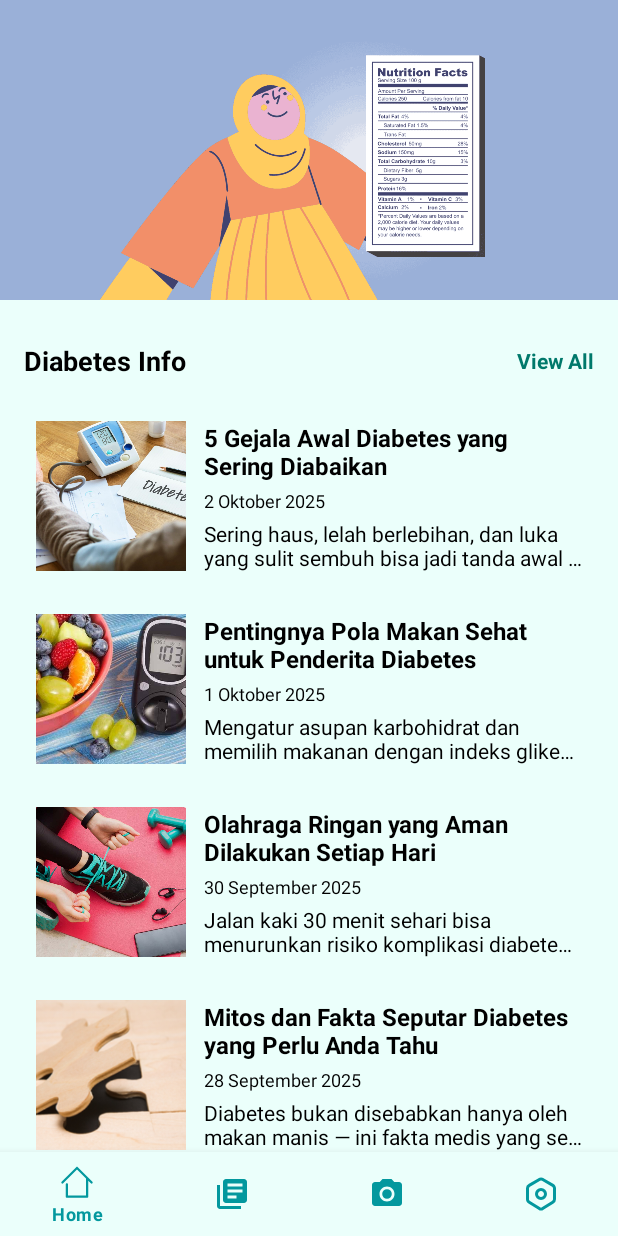
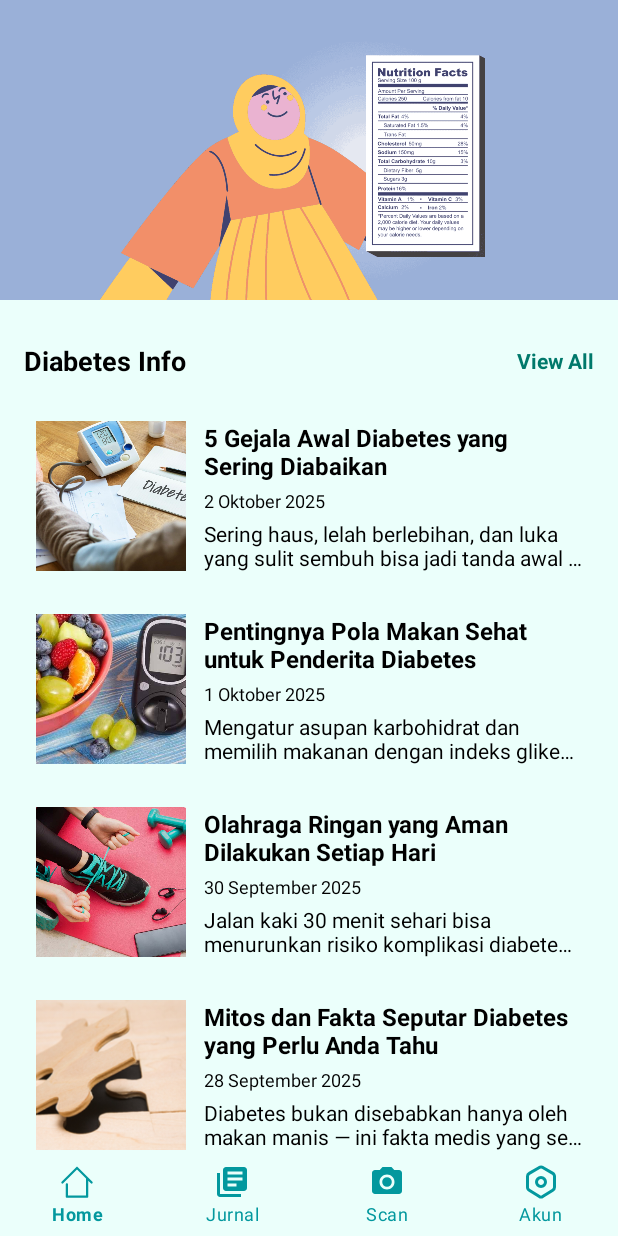
Before and after one commit to stevjoo/GluCare, an Android app: the screen it shows after launch once a user with an empty profile is signed in (MainActivity), on a phone screen of 412 x 824 dp. Run offline under Robolectric (Android 15) with nearby library versions, the phone set to English and light mode, and no system bars; our stand-ins replace Firebase (no records; nobody signed in at launch, a user with empty details on screens opened directly).

Commit message:
Navbar udah bener

```diff
--- a/app/src/main/java/com/example/mapmidtermproject/activities/MainActivity.kt
+++ b/app/src/main/java/com/example/mapmidtermproject/activities/MainActivity.kt
@@ -12,7 +12,7 @@ import com.example.mapmidtermproject.R
 import com.example.mapmidtermproject.adapters.CarouselAdapter
 import com.example.mapmidtermproject.adapters.NewsAdapter
 import com.example.mapmidtermproject.settings.SettingsActivity
-import com.example.mapmidtermproject.viewmodels.NewsViewModel // Import VM
+import com.example.mapmidtermproject.viewmodels.NewsViewModel
 import com.google.android.material.bottomnavigation.BottomNavigationView
 import com.google.firebase.auth.FirebaseAuth
 import com.google.firebase.auth.ktx.auth
@@ -62,12 +62,10 @@ class MainActivity : AppCompatActivity() {
         }
         rvNews.adapter = newsAdapter
 
-        // OBSERVASI DATA (MVVM)
         viewModel.newsList.observe(this) { list ->
             newsAdapter.updateData(list)
         }
 
-        // Panggil Load
         viewModel.loadNews()
 
         setupBottomNavigation()
@@ -81,14 +79,23 @@ class MainActivity : AppCompatActivity() {
         }
     }
 
-    // ... (Setup Bottom Nav SAMA) ...
+    // --- FIX NAVIGASI ---
+    override fun onResume() {
+        super.onResume()
+        val bottomNav: BottomNavigationView = findViewById(R.id.bottom_navigation)
+        // Paksa highlight tombol Home saat halaman ini aktif
+        if (bottomNav.selectedItemId != R.id.nav_home) {
+            bottomNav.selectedItemId = R.id.nav_home
+        }
+    }
+
     private fun setupBottomNavigation() {
         val bottomNav: BottomNavigationView = findViewById(R.id.bottom_navigation)
-        bottomNav.selectedItemId = R.id.nav_home
+        // Hapus set default di sini, biarkan onResume yang menangani
 
         bottomNav.setOnItemSelectedListener { item ->
             when (item.itemId) {
-                R.id.nav_home -> true
+                R.id.nav_home -> true // Sudah di sini
                 R.id.nav_log -> {
                     startActivity(Intent(this, LogActivity::class.java).apply { flags = Intent.FLAG_ACTIVITY_REORDER_TO_FRONT })
                     overridePendingTransition(0, 0)
--- /dev/null
+++ b/app/src/main/res/anim/fade_in.xml
@@ -0,0 +1,6 @@
+<?xml version="1.0" encoding="utf-8"?>
+<alpha xmlns:android="http://schemas.android.com/apk/res/android"
+    android:duration="300"
+    android:fromAlpha="0.0"
+    android:toAlpha="1.0"
+    android:interpolator="@android:anim/decelerate_interpolator" />
--- /dev/null
+++ b/app/src/main/res/anim/fade_out.xml
@@ -0,0 +1,6 @@
+<?xml version="1.0" encoding="utf-8"?>
+<alpha xmlns:android="http://schemas.android.com/apk/res/android"
+    android:duration="300"
+    android:fromAlpha="1.0"
+    android:toAlpha="0.0"
+    android:interpolator="@android:anim/accelerate_interpolator" />
--- a/app/src/main/res/layout/activity_main.xml
+++ b/app/src/main/res/layout/activity_main.xml
@@ -1,5 +1,6 @@
 <?xml version="1.0" encoding="utf-8"?>
-<RelativeLayout xmlns:android="http://schemas.android.com/apk/res/android"
+<androidx.constraintlayout.widget.ConstraintLayout
+    xmlns:android="http://schemas.android.com/apk/res/android"
     xmlns:app="http://schemas.android.com/apk/res-auto"
     xmlns:tools="http://schemas.android.com/tools"
     android:layout_width="match_parent"
@@ -8,12 +9,16 @@
     android:fitsSystemWindows="true"
     tools:context=".activities.MainActivity">
 
+    <!-- Konten Utama (Di atas Navbar) -->
     <LinearLayout
         android:id="@+id/main_content"
-        android:layout_width="match_parent"
-        android:layout_height="match_parent"
-        android:layout_above="@+id/bottom_navigation"
-        android:orientation="vertical">
+        android:layout_width="0dp"
+        android:layout_height="0dp"
+        android:orientation="vertical"
+        app:layout_constraintTop_toTopOf="parent"
+        app:layout_constraintStart_toStartOf="parent"
+        app:layout_constraintEnd_toEndOf="parent"
+        app:layout_constraintBottom_toTopOf="@id/bottom_navigation">
 
         <androidx.viewpager2.widget.ViewPager2
             android:id="@+id/carouselViewPager"
@@ -54,19 +59,22 @@
             android:layout_weight="1"
             android:clipToPadding="false"
             android:paddingHorizontal="16dp" />
-
     </LinearLayout>
 
+    <!-- Navbar (Terkunci di Bawah) -->
     <com.google.android.material.bottomnavigation.BottomNavigationView
         android:id="@+id/bottom_navigation"
         style="@style/Widget.App.BottomNavigationView.NoRipple"
         android:layout_width="match_parent"
         android:layout_height="wrap_content"
-        android:layout_alignParentBottom="true"
         android:background="@color/white_primary"
-        app:elevation="8dp"
+        app:elevation="16dp"
         app:itemIconTint="@color/blue"
         app:itemTextColor="@color/blue"
-        app:menu="@menu/bottom_nav_menu" />
+        app:menu="@menu/bottom_nav_menu"
+        app:labelVisibilityMode="labeled"
+        app:layout_constraintBottom_toBottomOf="parent"
+        app:layout_constraintStart_toStartOf="parent"
+        app:layout_constraintEnd_toEndOf="parent"/>
 
-</RelativeLayout>
+</androidx.constraintlayout.widget.ConstraintLayout>
--- a/app/src/main/res/menu/main_menu.xml
+++ b/app/src/main/res/menu/main_menu.xml
@@ -3,6 +3,10 @@
         android:id="@+id/nav_home"
         android:icon="@drawable/ic_home"
         android:title="Home" />
+    <item
+        android:id="@+id/nav_log"
+        android:icon="@drawable/baseline_library_books_24"
+        android:title="Jurnal" />
     <item
         android:id="@+id/nav_camera"
         android:icon="@drawable/ic_camera"
--- a/app/src/main/res/values/themes.xml
+++ b/app/src/main/res/values/themes.xml
@@ -1,5 +1,5 @@
 <resources xmlns:tools="http://schemas.android.com/tools">
-    <style name="Theme.MAPMidTermProject" parent="Theme.MaterialComponents.DayNight.NoActionBar" />
+    <style name="Theme.MAPMidTermProject" parent="Base.Theme.MAPMidTermProject" />
 
     <style name="Theme.MAPMidTermProject.Splash" parent="Theme.SplashScreen">
         <item name="windowSplashScreenBackground">@color/white_primary</item>
@@ -13,4 +13,21 @@
     <style name="Widget.App.BottomNavigationView.NoRipple" parent="Widget.MaterialComponents.BottomNavigationView">
         <item name="itemRippleColor">@color/transparent_selector</item>
     </style>
+
+    <!-- TAMBAHAN: Style Dasar dengan Animasi -->
+    <style name="Base.Theme.MAPMidTermProject" parent="Theme.Material3.DayNight.NoActionBar">
+        <item name="colorPrimary">@color/blue</item>
+        <item name="android:statusBarColor">@color/white_primary</item>
+        <item name="android:windowLightStatusBar">true</item>
+        <!-- Terapkan Animasi -->
+        <item name="android:windowAnimationStyle">@style/WindowAnimationTransition</item>
+    </style>
+
+    <!-- Definisi Animasi Transisi -->
+    <style name="WindowAnimationTransition">
+        <item name="android:activityOpenEnterAnimation">@anim/fade_in</item>
+        <item name="android:activityOpenExitAnimation">@anim/fade_out</item>
+        <item name="android:activityCloseEnterAnimation">@anim/fade_in</item>
+        <item name="android:activityCloseExitAnimation">@anim/fade_out</item>
+    </style>
 </resources>
```
Also changed, not shown: app/src/main/java/com/example/mapmidtermproject/activities/AnalysisActivity.kt (+48 -12 lines), app/src/main/java/com/example/mapmidtermproject/activities/LogActivity.kt (+46 -68 lines), app/src/main/java/com/example/mapmidtermproject/settings/SettingsActivity.kt (+14 -9 lines), app/src/main/res/layout/activity_analysis.xml (+32 -33 lines), app/src/main/res/layout/activity_log.xml (+18 -10 lines), app/src/main/res/layout/activity_settings.xml (+20 -11 lines).
